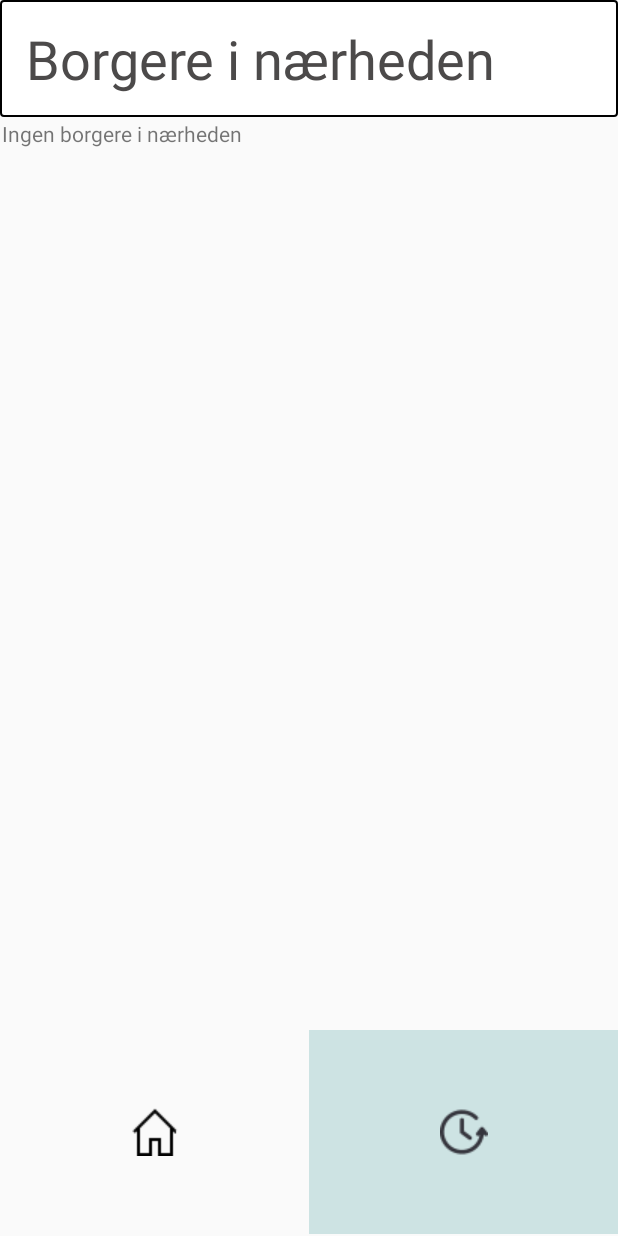
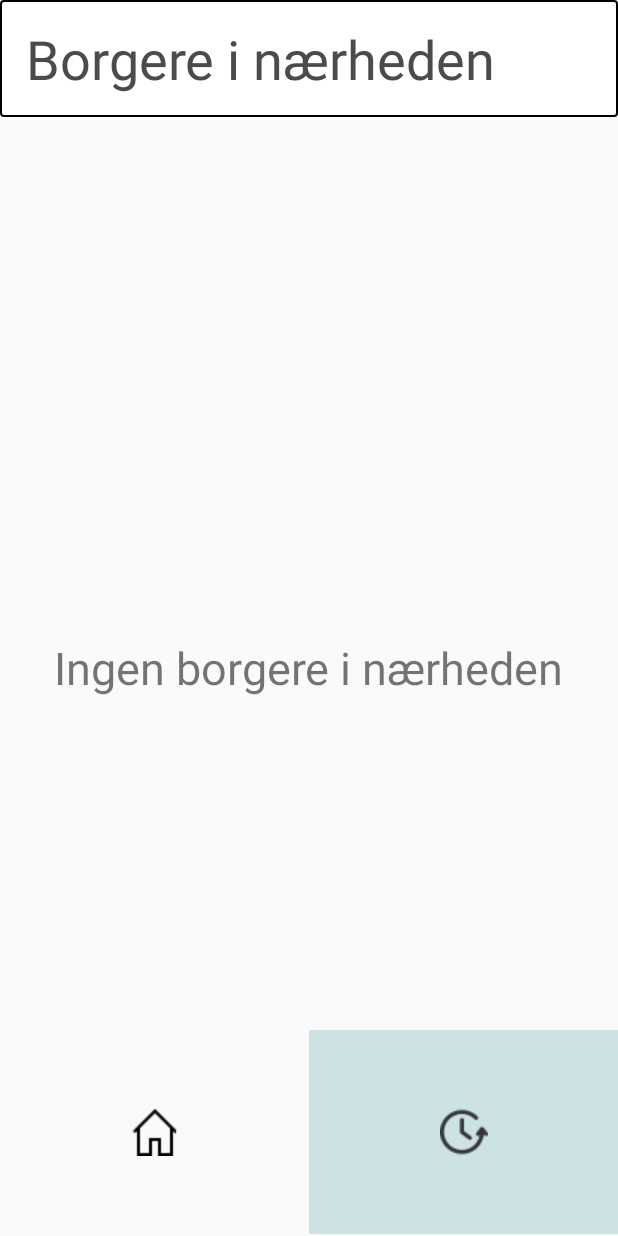
Before and after one commit to s164071/SafeMI_PersonaleApp, an Android app: the nearby screen opened directly, with no data from a screen before it, on a phone screen of 412 x 824 dp. Run offline under Robolectric (Android 15) with nearby library versions, the phone set to English and light mode, and no system bars; our stand-ins replace Firebase (no records; nobody signed in at launch, a user with empty details on screens opened directly); libraries missing offline, so code that uses them is left out: com.estimote.coresdk, com.estimote.mustard, com.estimote.proximity_sdk; 5 statements that could not run were skipped.

Commit message:
Version 18-06-20 kl. 09:01

```diff
--- a/app/build.gradle
+++ b/app/build.gradle
@@ -34,6 +34,7 @@ dependencies {
     implementation 'androidx.constraintlayout:constraintlayout:1.1.3'
     implementation 'androidx.legacy:legacy-support-v4:1.0.0'
     implementation 'com.google.android.material:material:1.1.0'
+    implementation 'com.google.firebase:firebase-storage-ktx:19.1.1'
     testImplementation 'junit:junit:4.12'
     androidTestImplementation 'androidx.test.ext:junit:1.1.1'
     androidTestImplementation 'androidx.test.espresso:espresso-core:3.2.0'
@@ -48,4 +49,6 @@ dependencies {
     implementation 'com.google.firebase:firebase-auth:19.3.1'
     implementation 'com.google.firebase:firebase-database-ktx:19.3.0'
 
+    //firebase image retrieve
+    implementation 'com.squareup.picasso:picasso:2.71828'
 }
--- a/app/src/main/res/layout/fragment_nearby.xml
+++ b/app/src/main/res/layout/fragment_nearby.xml
@@ -135,9 +135,18 @@
                 android:id="@+id/keineborgere"
                 android:layout_width="wrap_content"
                 android:layout_height="wrap_content"
+                android:layout_marginStart="10dp"
+                android:layout_marginTop="100dp"
+                android:layout_marginEnd="10dp"
+                android:layout_marginBottom="220dp"
+                android:textSize="30dp"
                 android:text="Ingen borgere i nærheden"
-                tools:layout_editor_absoluteX="124dp"
-                tools:layout_editor_absoluteY="248dp" />
+                app:layout_constraintBottom_toBottomOf="parent"
+                app:layout_constraintEnd_toEndOf="parent"
+                app:layout_constraintHorizontal_bias="0.5"
+                app:layout_constraintStart_toStartOf="parent"
+                app:layout_constraintTop_toBottomOf="@+id/horisontalline"
+                app:layout_constraintVertical_bias="1.0" />
 
 
         </androidx.constraintlayout.widget.ConstraintLayout>
```
Also changed, not shown: app/src/main/java/com/example/myapplication/nearby.kt (+46 -10 lines).
